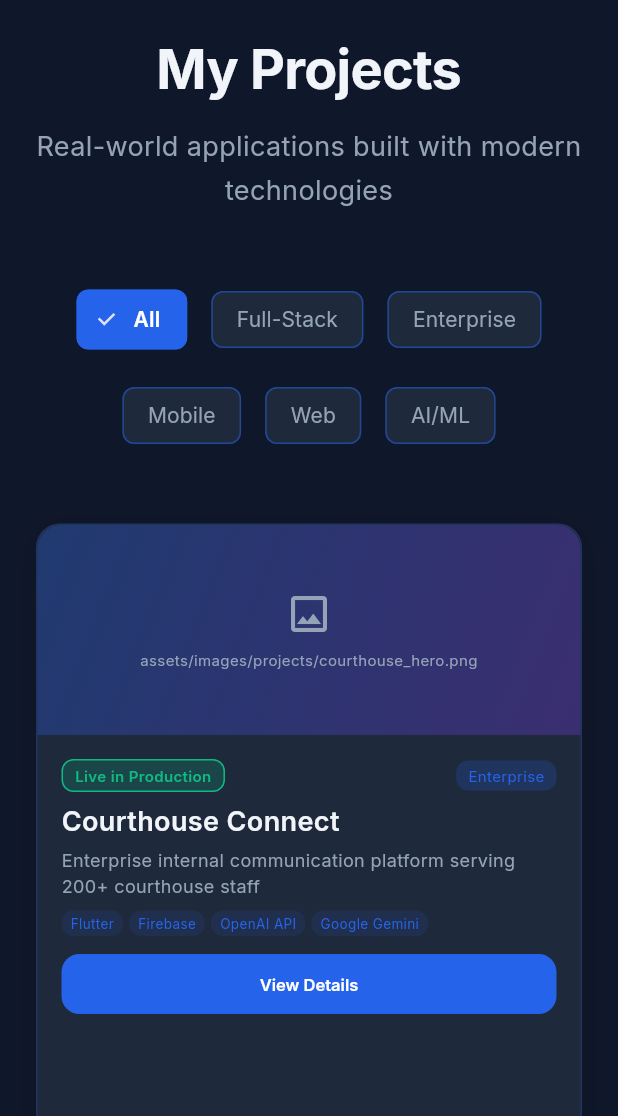
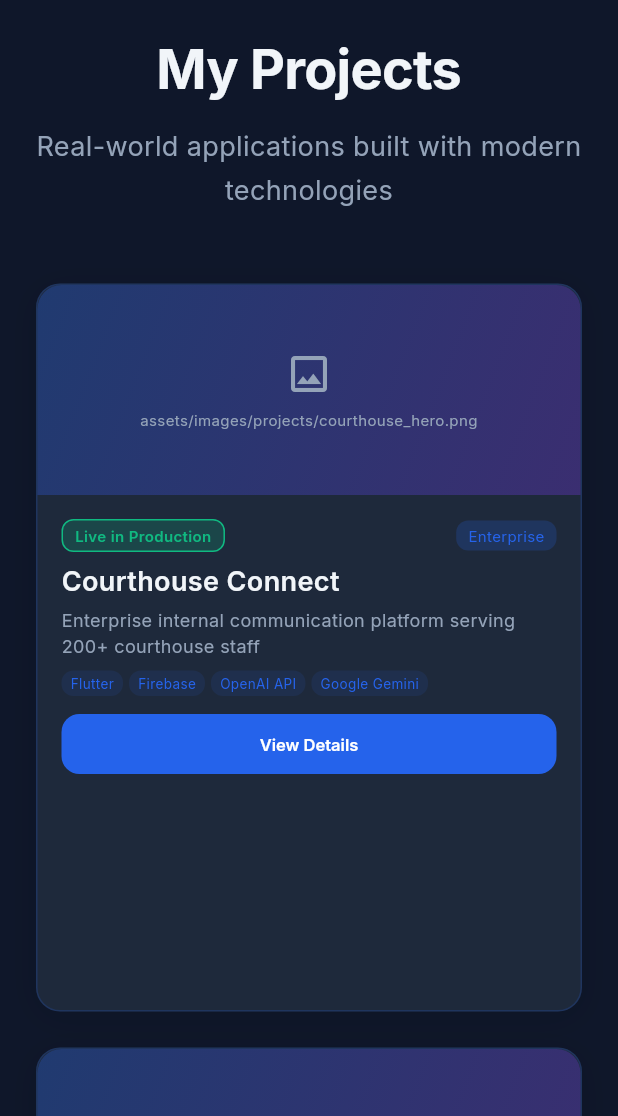
Before and after one commit to string-name-matt/matts-portfolio, a Flutter app: the screen it shows once a user with an empty profile is signed in, after a tap on "View Projects", on a phone screen of 412 x 824 dp, the part 120-1236 px from its top. Run offline on Flutter 3.47's test engine with Material 3 defaults, Android fonts, the phone set to English and light mode, and no system bars; our stand-ins replace cloud_firestore, firebase_auth, firebase_core, flutter_markdown, flutter_riverpod, go_router and 1 more; accounts and stored records are empty; network calls fail; statements that could not run were skipped.

Commit message:
feat: Animate skills on view and simplify projects UI
This commit introduces animations to the skills section that trigger when it becomes visible and simplifies the projects screen by removing category filters.

Key changes include:

-   **Skills Section Animation:**
    -   Implemented a visibility check in `SkillsSection` to detect when the widget is scrolled into view.
    -   Refactored `_AnimatedSkillBar` to trigger a staggered animation for each skill bar only when the section becomes visible.
    -   The animation now fills the progress bar to 100% and finishes with a checkmark icon, removing the previous skill level text and varied bar colors.

-   **Projects Screen Simplification:**
    -   Removed the category filter chips from `ProjectScreen` to streamline the UI. The project grid now displays all projects by default.

-   **Login Dialog:**
    -   Added an `errorBuilder` to the logo in `LoginDialog` to provide a fallback icon, improving robustness.

```diff
--- a/lib/auth/widgets/login_dialog.dart
+++ b/lib/auth/widgets/login_dialog.dart
@@ -95,10 +95,18 @@ class _LoginDialogState extends State<LoginDialog> {
               Padding(
                 padding: const EdgeInsets.only(bottom: 16),
                 child: Image.asset(
-                  'images/mb_logo.png', fit: BoxFit.fitHeight,
-                  // Make sure the logo is listed in pubspec.yaml
+                  'assets/images/mb_logo.png',
+                  fit: BoxFit.fitHeight,
                   height: 200,
                   width: 200,
+                  // Fallback for web builds
+                  errorBuilder: (context, error, stackTrace) {
+                    return const SizedBox(
+                      height: 200,
+                      width: 200,
+                      child: Icon(Icons.account_circle, size: 100),
+                    );
+                  },
                 ),
               ),
               Row(
--- a/lib/features/home/widgets/skills_section.dart
+++ b/lib/features/home/widgets/skills_section.dart
@@ -11,12 +11,55 @@ class SkillsSection extends StatefulWidget {
 }
 
 class _SkillsSectionState extends State<SkillsSection> {
+  bool _isVisible = false;
+  final GlobalKey _sectionKey = GlobalKey();
+
+  @override
+  void initState() {
+    super.initState();
+    // Start checking visibility after first frame
+    WidgetsBinding.instance.addPostFrameCallback((_) {
+      _checkVisibility();
+    });
+  }
+
+  void _checkVisibility() {
+    if (_isVisible || !mounted) return;
+
+    final RenderObject? renderObject = _sectionKey.currentContext?.findRenderObject();
+    if (renderObject == null) {
+      Future.delayed(const Duration(milliseconds: 100), _checkVisibility);
+      return;
+    }
+
+    final RenderBox renderBox = renderObject as RenderBox;
+    if (!renderBox.hasSize) {
+      Future.delayed(const Duration(milliseconds: 100), _checkVisibility);
+      return;
+    }
+
+    final position = renderBox.localToGlobal(Offset.zero);
+    final size = renderBox.size;
+    final screenHeight = MediaQuery.of(context).size.height;
+
+    // Check if section is at least partially visible
+    if (position.dy < screenHeight && position.dy + size.height > 0) {
+      if (mounted) {
+        setState(() => _isVisible = true);
+      }
+    } else {
+      // Keep checking if not visible yet
+      Future.delayed(const Duration(milliseconds: 200), _checkVisibility);
+    }
+  }
+
   @override
   Widget build(BuildContext context) {
     final size = MediaQuery.of(context).size;
     final isMobile = size.width < 768;
 
     return Container(
+      key: _sectionKey,
       width: double.infinity,
       padding: EdgeInsets.all(isMobile ? AppTheme.spacingM : AppTheme.spacingXL),
       child: Column(
@@ -70,6 +113,7 @@ class _SkillsSectionState extends State<SkillsSection> {
                       category: category,
                       skills: skillItems,
                       isMobile: isMobile,
+                      isVisible: _isVisible,
                     ),
                   );
                 },
@@ -86,11 +130,13 @@ class _SkillCategoryCard extends StatefulWidget {
   final String category;
   final List<SkillItem> skills;
   final bool isMobile;
+  final bool isVisible;
 
   const _SkillCategoryCard({
     required this.category,
     required this.skills,
     required this.isMobile,
+    required this.isVisible,
   });
 
   @override
@@ -157,7 +203,11 @@ class _SkillCategoryCardState extends State<_SkillCategoryCard> {
                     padding: EdgeInsets.only(
                       bottom: widget.isMobile ? 10 : AppTheme.spacingS,
                     ),
-                    child: _AnimatedSkillBar(skill: skill),
+                    child: _AnimatedSkillBar(
+                      skill: skill,
+                      delay: index * 100, // Stagger animations
+                      isVisible: widget.isVisible,
+                    ),
                   );
                 },
               ),
@@ -171,8 +221,14 @@ class _SkillCategoryCardState extends State<_SkillCategoryCard> {
 
 class _AnimatedSkillBar extends StatefulWidget {
   final SkillItem skill;
+  final int delay;
+  final bool isVisible;
 
-  const _AnimatedSkillBar({required this.skill});
+  const _AnimatedSkillBar({
+    required this.skill,
+    required this.isVisible,
+    this.delay = 0,
+  });
 
   @override
   State<_AnimatedSkillBar> createState() => _AnimatedSkillBarState();
@@ -181,7 +237,9 @@ class _AnimatedSkillBar extends StatefulWidget {
 class _AnimatedSkillBarState extends State<_AnimatedSkillBar>
     with SingleTickerProviderStateMixin {
   late AnimationController _controller;
-  late Animation<double> _animation;
+  late Animation<double> _progressAnimation;
+  late Animation<double> _checkmarkAnimation;
+  bool _hasAnimated = false;
 
   @override
   void initState() {
@@ -191,14 +249,40 @@ class _AnimatedSkillBarState extends State<_AnimatedSkillBar>
       vsync: this,
     );
 
-    _animation = Tween<double>(begin: 0.0, end: widget.skill.level).animate(
-      CurvedAnimation(parent: _controller, curve: Curves.easeInOut),
+    // Progress bar fills to 100%
+    _progressAnimation = Tween<double>(begin: 0.0, end: 1.0).animate(
+      CurvedAnimation(
+        parent: _controller,
+        curve: const Interval(0.0, 0.8, curve: Curves.easeInOut),
+      ),
     );
 
-    // Start animation after a short delay
-    Future.delayed(const Duration(milliseconds: 300), () {
+    // Checkmark appears after progress bar completes
+    _checkmarkAnimation = Tween<double>(begin: 0.0, end: 1.0).animate(
+      CurvedAnimation(
+        parent: _controller,
+        curve: const Interval(0.8, 1.0, curve: Curves.elasticOut),
+      ),
+    );
+  }
+
+  @override
+  void didUpdateWidget(_AnimatedSkillBar oldWidget) {
+    super.didUpdateWidget(oldWidget);
+    // Trigger animation when visibility changes from false to true
+    if (!oldWidget.isVisible && widget.isVisible) {
+      _startAnimation();
+    }
+  }
+
+  void _startAnimation() {
+    if (!_hasAnimated && mounted) {
+      _hasAnimated = true;
+      // Start animation with delay
+      Future.delayed(Duration(milliseconds: 500 + widget.delay), () {
         if (mounted) _controller.forward();
       });
+    }
   }
 
   @override
@@ -225,18 +309,18 @@ class _AnimatedSkillBarState extends State<_AnimatedSkillBar>
                       width: isMobile ? 18 : 20,
                       height: isMobile ? 18 : 20,
                       errorBuilder: (context, error, stackTrace) {
-                      // Fallback to text if image fails to load
+                        // Fallback icon if image fails to load
                         return Container(
                           width: isMobile ? 18 : 20,
                           height: isMobile ? 18 : 20,
                           decoration: BoxDecoration(
-                          color: widget.skill.levelColor.withOpacity(0.2),
+                            color: AppTheme.success.withOpacity(0.2),
                             borderRadius: BorderRadius.circular(4),
                           ),
                           child: Icon(
                             Icons.code,
                             size: isMobile ? 12 : 14,
-                          color: widget.skill.levelColor,
+                            color: AppTheme.success,
                           ),
                         );
                       },
@@ -245,13 +329,13 @@ class _AnimatedSkillBarState extends State<_AnimatedSkillBar>
                       width: isMobile ? 18 : 20,
                       height: isMobile ? 18 : 20,
                       decoration: BoxDecoration(
-                      color: widget.skill.levelColor.withOpacity(0.2),
+                        color: AppTheme.success.withOpacity(0.2),
                         borderRadius: BorderRadius.circular(4),
                       ),
                       child: Icon(
                         Icons.code,
                         size: isMobile ? 12 : 14,
-                      color: widget.skill.levelColor,
+                        color: AppTheme.success,
                       ),
                     ),
               SizedBox(width: isMobile ? 8 : 12),
@@ -265,41 +349,36 @@ class _AnimatedSkillBarState extends State<_AnimatedSkillBar>
                   overflow: TextOverflow.ellipsis,
                 ),
               ),
-            Container(
-              padding: EdgeInsets.symmetric(
-                horizontal: isMobile ? 6 : 8,
-                vertical: 2,
-              ),
-              decoration: BoxDecoration(
-                color: widget.skill.levelColor.withOpacity(0.15),
-                borderRadius: BorderRadius.circular(4),
-                border: Border.all(
-                  color: widget.skill.levelColor.withOpacity(0.5),
-                  width: 1,
+              // Animated checkmark that appears when bar completes
+              AnimatedBuilder(
+                animation: _checkmarkAnimation,
+                builder: (context, child) {
+                  return Transform.scale(
+                    scale: _checkmarkAnimation.value,
+                    child: Opacity(
+                      opacity: _checkmarkAnimation.value,
+                      child: Icon(
+                        Icons.check_circle,
+                        color: AppTheme.success,
+                        size: isMobile ? 18 : 20,
                       ),
                     ),
-              child: Text(
-                widget.skill.experienceLevel,
-                style: AppTheme.caption.copyWith(
-                  color: widget.skill.levelColor,
-                  fontSize: isMobile ? 9 : 11,
-                  fontWeight: FontWeight.w600,
-                ),
-              ),
+                  );
+                },
               ),
             ],
           ),
           SizedBox(height: isMobile ? 6 : 8),
           AnimatedBuilder(
-          animation: _animation,
+            animation: _progressAnimation,
             builder: (context, child) {
               return ClipRRect(
                 borderRadius: BorderRadius.circular(4),
                 child: LinearProgressIndicator(
-                value: _animation.value,
+                  value: _progressAnimation.value,
                   backgroundColor: AppTheme.darkBg,
                   valueColor: AlwaysStoppedAnimation<Color>(
-                  widget.skill.levelColor,
+                    AppTheme.success,
                   ),
                   minHeight: isMobile ? 4 : 6,
                 ),
--- a/lib/features/projects/project_screen.dart
+++ b/lib/features/projects/project_screen.dart
@@ -11,16 +11,8 @@ class ProjectScreen extends StatefulWidget {
 }
 
 class _ProjectScreenState extends State<ProjectScreen> {
-  String _selectedCategory = 'All';
-
-  List<ProjectItem> get _filteredProjects {
-    if (_selectedCategory == 'All') {
-      return AppConstants.projects;
-    }
-    return AppConstants.projects
-        .where((p) => p.category == _selectedCategory)
-        .toList();
-  }
+  // Category filters removed - can be added back when there are more projects
+  // Future consideration: Filter for pro-bono work (school/church projects)
 
   @override
   Widget build(BuildContext context) {
@@ -60,42 +52,6 @@ class _ProjectScreenState extends State<ProjectScreen> {
 
               SizedBox(height: AppTheme.spacingXL),
 
-              // Category Filters
-              Center(
-                child: Wrap(
-                  spacing: AppTheme.spacingS,
-                  runSpacing: AppTheme.spacingS,
-                  alignment: WrapAlignment.center,
-                  children: AppConstants.projectCategories.map((category) {
-                    final isSelected = _selectedCategory == category;
-                    return FilterChip(
-                      label: Text(category),
-                      selected: isSelected,
-                      onSelected: (selected) {
-                        setState(() {
-                          _selectedCategory = category;
-                        });
-                      },
-                      backgroundColor: AppTheme.cardBg,
-                      selectedColor: AppTheme.primaryBlue,
-                      labelStyle: TextStyle(
-                        color: isSelected ? Colors.white : AppTheme.mutedText,
-                        fontWeight:
-                            isSelected ? FontWeight.w600 : FontWeight.w400,
-                      ),
-                      side: BorderSide(
-                        color: isSelected
-                            ? AppTheme.primaryBlue
-                            : AppTheme.primaryBlue.withOpacity(0.3),
-                        width: isSelected ? 2 : 1,
-                      ),
-                    );
-                  }).toList(),
-                ),
-              ),
-
-              SizedBox(height: AppTheme.spacingXL),
-
               // Projects Grid
               LayoutBuilder(
                 builder: (context, constraints) {
@@ -122,39 +78,16 @@ class _ProjectScreenState extends State<ProjectScreen> {
                       mainAxisSpacing: AppTheme.spacingM,
                       childAspectRatio: aspectRatio,
                     ),
-                    itemCount: _filteredProjects.length,
+                    itemCount: AppConstants.projects.length,
                     itemBuilder: (context, index) {
                       return _ProjectCard(
-                        project: _filteredProjects[index],
+                        project: AppConstants.projects[index],
                         isMobile: isMobile,
                       );
                     },
                   );
                 },
               ),
-
-              if (_filteredProjects.isEmpty)
-                Center(
-                  child: Padding(
-                    padding: const EdgeInsets.all(AppTheme.spacingXL),
-                    child: Column(
-                      children: [
-                        Icon(
-                          Icons.search_off,
-                          size: 64,
-                          color: AppTheme.mutedText,
-                        ),
-                        SizedBox(height: AppTheme.spacingM),
-                        Text(
-                          'No projects found in this category',
-                          style: AppTheme.bodyLarge.copyWith(
-                            color: AppTheme.mutedText,
-                          ),
-                        ),
-                      ],
-                    ),
-                  ),
-                ),
             ],
           ),
         ),
```
Lines whose indentation alone changed are shown as unchanged.
